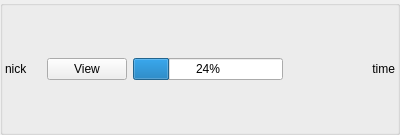
Before: the Qt Designer form src/yappari-application/Gui/ui/chatimageitem.ui in agamez/yappari, drawn with Qt 5.
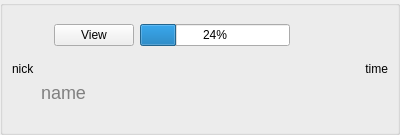
After: the same form once the commit is applied.

The edit to the form file:
```diff
--- a/src/yappari-application/Gui/ui/chatimageitem.ui
+++ b/src/yappari-application/Gui/ui/chatimageitem.ui
@@ -25,13 +25,7 @@
      <property name="title">
       <string/>
      </property>
-     <layout class="QHBoxLayout" name="horizontalLayout">
-      <property name="spacing">
-       <number>6</number>
-      </property>
-      <property name="margin">
-       <number>2</number>
-      </property>
+     <layout class="QHBoxLayout" name="horizontalLayout_3">
       <item>
        <widget class="QLabel" name="nickname">
         <property name="sizePolicy">
@@ -46,6 +40,10 @@
        </widget>
       </item>
       <item>
+       <layout class="QVBoxLayout" name="verticalLayout">
+        <item>
+         <layout class="QHBoxLayout" name="horizontalLayout">
+          <item>
        <widget class="QLabel" name="image">
         <property name="sizePolicy">
          <sizepolicy hsizetype="Minimum" vsizetype="Minimum">
@@ -83,6 +81,36 @@
          <number>24</number>
         </property>
        </widget>
+          </item>
+          <item>
+           <spacer name="horizontalSpacer">
+            <property name="orientation">
+             <enum>Qt::Horizontal</enum>
+            </property>
+            <property name="sizeHint" stdset="0">
+             <size>
+              <width>14</width>
+              <height>41</height>
+             </size>
+            </property>
+           </spacer>
+          </item>
+         </layout>
+        </item>
+        <item>
+         <widget class="QLabel" name="nameLabel">
+          <property name="styleSheet">
+           <string notr="true">font-size:18px;color:gray</string>
+          </property>
+          <property name="text">
+           <string>name</string>
+          </property>
+          <property name="wordWrap">
+           <bool>true</bool>
+          </property>
+         </widget>
+        </item>
+       </layout>
       </item>
       <item>
        <spacer name="horizontalSpacer_2">
```
Lines whose indentation alone changed are shown as unchanged.
